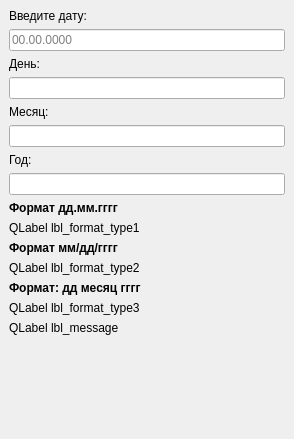
Old version of the form problems/sprint2/format-date/submission/mainwindow.ui in the repository difurka/cpp-qt.
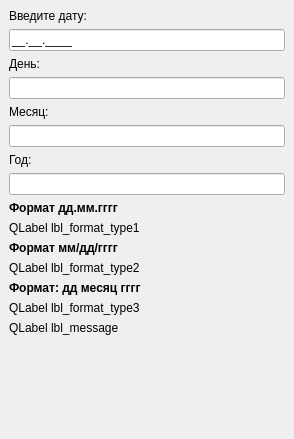
New version of the form.

Patch:
```diff
--- a/problems/sprint2/format-date/submission/mainwindow.ui
+++ b/problems/sprint2/format-date/submission/mainwindow.ui
@@ -24,6 +24,9 @@
     </item>
     <item>
      <widget class="QLineEdit" name="le_date">
+      <property name="inputMask">
+       <string>00.00.0000;_</string>
+      </property>
       <property name="placeholderText">
        <string>00.00.0000</string>
       </property>
```
